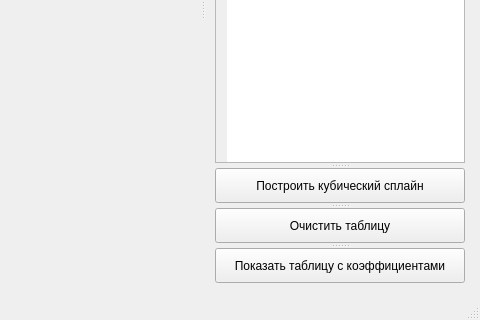
danclas/CubeSplain, file mainwindow.ui: the form before one commit; both pictures show x 320 to 800 and y 280 to 600 of the 800 by 600 pixel window.
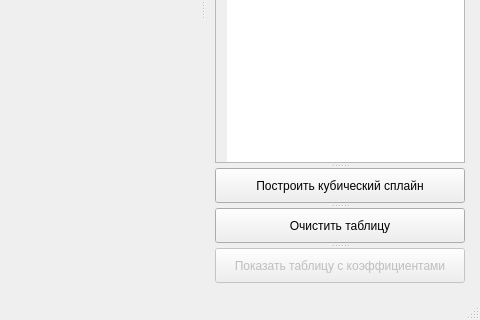
The form after the commit. Custom widgets are drawn as their Qt base class.

Diff of the .ui file:
```diff
--- a/mainwindow.ui
+++ b/mainwindow.ui
@@ -91,6 +91,9 @@
         </property>
        </widget>
        <widget class="QPushButton" name="viewSplainTable">
+        <property name="enabled">
+         <bool>false</bool>
+        </property>
         <property name="maximumSize">
          <size>
           <width>16777215</width>
```
